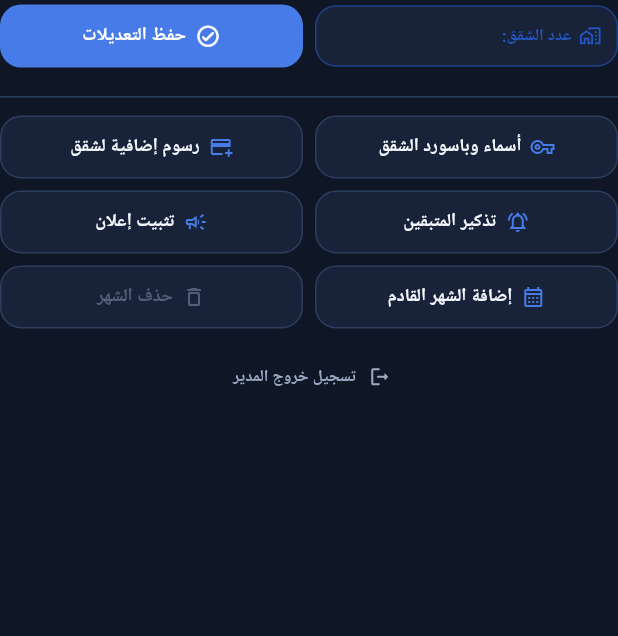
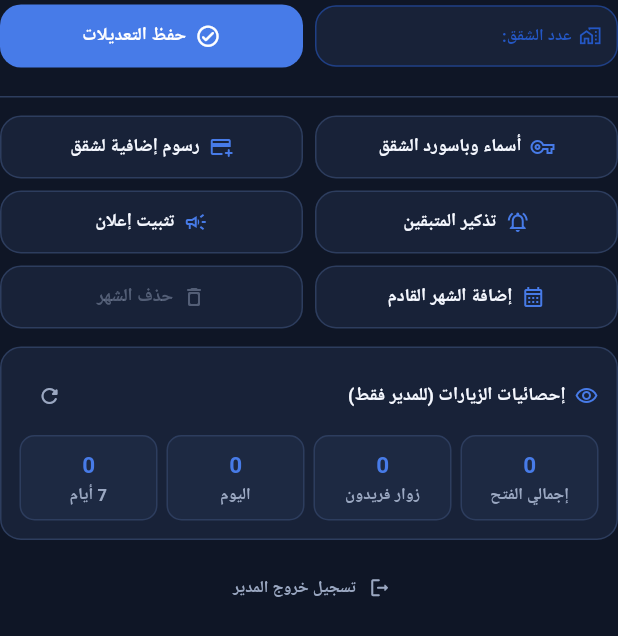
Before and after one commit to mostafa-zaied/building34, a Flutter app: the AdminEditPanel widget shown alone on an empty page, opened directly with empty values, on a phone screen of 412 x 824 dp. Shown: the top 636 px of the screen. Run offline on Flutter 3.47's test engine with Material 3 defaults, Android fonts, the phone set to English and light mode, and no system bars; our stand-ins replace flutter_bloc, image_picker, shared_preferences, supabase_flutter; accounts and stored records are empty; network calls fail.

Commit message:
feat: add visitor page view tracking and admin analytics panel

```diff
--- a/lib/cubit/building_state.dart
+++ b/lib/cubit/building_state.dart
@@ -24,6 +24,7 @@ class BuildingState {
   final String? savedAptPass;
   final String announcement;
   final List<EmergencyTransaction> emergencyTransactions;
+  final PageViewStats? pageViewStats;
 
   const BuildingState({
     this.loading = true,
@@ -46,6 +47,7 @@ class BuildingState {
     this.savedAptPass,
     this.announcement = '',
     this.emergencyTransactions = const [],
+    this.pageViewStats,
   });
 
   AppLocalizations get s => lookupAppLocalizations(Locale(localeCode));
@@ -78,6 +80,7 @@ class BuildingState {
     String? Function()? savedAptPass,
     String? announcement,
     List<EmergencyTransaction>? emergencyTransactions,
+    PageViewStats? Function()? pageViewStats,
   }) {
     return BuildingState(
       loading: loading ?? this.loading,
@@ -100,6 +103,7 @@ class BuildingState {
       savedAptPass: savedAptPass != null ? savedAptPass() : this.savedAptPass,
       announcement: announcement ?? this.announcement,
       emergencyTransactions: emergencyTransactions ?? this.emergencyTransactions,
+      pageViewStats: pageViewStats != null ? pageViewStats() : this.pageViewStats,
     );
   }
 }
--- a/lib/models/building_models.dart
+++ b/lib/models/building_models.dart
@@ -210,3 +210,26 @@ class EmergencyTransaction {
     );
   }
 }
+
+class PageViewStats {
+  final int totalViews;
+  final int uniqueVisitors;
+  final int todayViews;
+  final int weekViews;
+
+  const PageViewStats({
+    this.totalViews = 0,
+    this.uniqueVisitors = 0,
+    this.todayViews = 0,
+    this.weekViews = 0,
+  });
+
+  factory PageViewStats.fromJson(Map<String, dynamic> json) {
+    return PageViewStats(
+      totalViews: (json['total_views'] as num?)?.toInt() ?? 0,
+      uniqueVisitors: (json['unique_visitors'] as num?)?.toInt() ?? 0,
+      todayViews: (json['today_views'] as num?)?.toInt() ?? 0,
+      weekViews: (json['week_views'] as num?)?.toInt() ?? 0,
+    );
+  }
+}
--- a/lib/widgets/home/admin_edit_panel.dart
+++ b/lib/widgets/home/admin_edit_panel.dart
@@ -6,6 +6,7 @@ import '../../core/theme/app_spacing.dart';
 import '../../core/theme/app_typography.dart';
 import '../../cubit/building_cubit.dart';
 import '../../cubit/building_state.dart';
+import '../../models/building_models.dart';
 import '../common/app_button.dart';
 import '../dialogs/extra_charges_dialog.dart';
 import 'admin_input_field.dart';
@@ -141,6 +142,14 @@ class AdminEditPanel extends StatelessWidget {
               ),
             ),
           ],
+        ),
+
+        const SizedBox(height: AppSpacing.md),
+        _AdminViewsCard(
+          isDark: isDark,
+          isAr: state.localeCode == 'ar',
+          stats: state.pageViewStats,
+          onRefresh: cubit.refreshPageViewStats,
         ),
 
         const SizedBox(height: AppSpacing.sm),
@@ -318,3 +327,132 @@ class _AdminActionTile extends StatelessWidget {
     );
   }
 }
+
+class _AdminViewsCard extends StatelessWidget {
+  final bool isDark;
+  final bool isAr;
+  final PageViewStats? stats;
+  final VoidCallback onRefresh;
+
+  const _AdminViewsCard({
+    required this.isDark,
+    required this.isAr,
+    required this.stats,
+    required this.onRefresh,
+  });
+
+  @override
+  Widget build(BuildContext context) {
+    final s = stats;
+    return Container(
+      padding: const EdgeInsets.all(AppSpacing.md),
+      decoration: BoxDecoration(
+        color: AppColors.surface(isDark),
+        borderRadius: BorderRadius.circular(AppRadius.md),
+        border: Border.all(color: AppColors.border(isDark)),
+      ),
+      child: Column(
+        crossAxisAlignment: CrossAxisAlignment.stretch,
+        children: [
+          Row(
+            children: [
+              Icon(
+                Icons.visibility_outlined,
+                size: 16,
+                color: AppColors.primaryText(isDark),
+              ),
+              const SizedBox(width: 6),
+              Expanded(
+                child: Text(
+                  isAr ? 'إحصائيات الزيارات (للمدير فقط)' : 'Link Views (Admin Only)',
+                  style: AppTypography.label.copyWith(
+                    color: AppColors.textPrimary(isDark),
+                    fontWeight: FontWeight.w700,
+                  ),
+                ),
+              ),
+              IconButton(
+                onPressed: onRefresh,
+                tooltip: isAr ? 'تحديث' : 'Refresh',
+                visualDensity: VisualDensity.compact,
+                icon: Icon(
+                  Icons.refresh_rounded,
+                  size: 16,
+                  color: AppColors.textSecondary(isDark),
+                ),
+              ),
+            ],
+          ),
+          const SizedBox(height: AppSpacing.xs),
+          if (s == null)
+            Text(
+              isAr
+                  ? 'اضغط تحديث لعرض الإحصائيات (تأكد من تشغيل SQL في Supabase)'
+                  : 'Tap refresh to load stats (ensure Supabase SQL is applied)',
+              style: AppTypography.caption.copyWith(
+                color: AppColors.textSecondary(isDark),
+              ),
+            )
+          else
+            Row(
+              children: [
+                _statPill(
+                  label: isAr ? 'إجمالي الفتح' : 'Total',
+                  value: '${s.totalViews}',
+                ),
+                const SizedBox(width: AppSpacing.xs),
+                _statPill(
+                  label: isAr ? 'زوار فريدون' : 'Unique',
+                  value: '${s.uniqueVisitors}',
+                ),
+                const SizedBox(width: AppSpacing.xs),
+                _statPill(
+                  label: isAr ? 'اليوم' : 'Today',
+                  value: '${s.todayViews}',
+                ),
+                const SizedBox(width: AppSpacing.xs),
+                _statPill(
+                  label: isAr ? '7 أيام' : '7 Days',
+                  value: '${s.weekViews}',
+                ),
+              ],
+            ),
+        ],
+      ),
+    );
+  }
+
+  Widget _statPill({required String label, required String value}) {
+    return Expanded(
+      child: Container(
+        padding: const EdgeInsets.symmetric(vertical: 8, horizontal: 6),
+        decoration: BoxDecoration(
+          color: AppColors.card(isDark),
+          borderRadius: BorderRadius.circular(AppRadius.sm),
+          border: Border.all(color: AppColors.border(isDark)),
+        ),
+        child: Column(
+          children: [
+            Text(
+              value,
+              style: AppTypography.headline.copyWith(
+                fontSize: 15,
+                color: AppColors.primaryText(isDark),
+              ),
+            ),
+            const SizedBox(height: 2),
+            Text(
+              label,
+              maxLines: 1,
+              overflow: TextOverflow.ellipsis,
+              style: AppTypography.caption.copyWith(
+                fontSize: 11,
+                color: AppColors.textSecondary(isDark),
+              ),
+            ),
+          ],
+        ),
+      ),
+    );
+  }
+}
```
Also changed, not shown: lib/cubit/building_cubit.dart (+40 -1 lines), lib/services/building_service.dart (+48 -0 lines), 1 other file.
